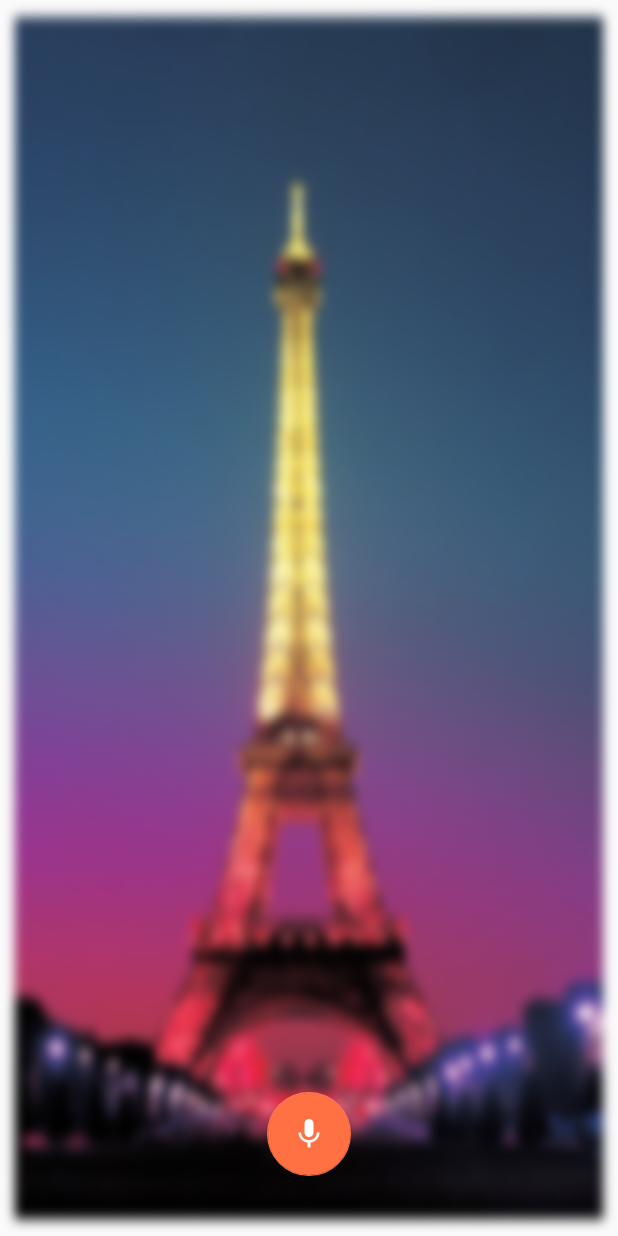
After one commit to savanipoojan78/Tourist, an Android app: the layout activity_splash_screen.xml on its own in the app's theme, with its tools: preview values and no code run, on a phone screen of 412 x 824 dp. The commit adds this screen. Run offline under Robolectric (Android 15) with nearby library versions, the phone set to English and light mode, and no system bars.

Commit message:
Some Change

```diff
--- a/Application/build.gradle
+++ b/Application/build.gradle
@@ -18,6 +18,7 @@ repositories {
 
 dependencies {
     implementation 'com.android.support:support-v4:27.1.1'
+    implementation 'com.android.support.constraint:constraint-layout:1.1.2'
     compile 'com.google.android.gms:play-services-location:11.8.0'
 
     compile 'com.google.maps.android:android-maps-utils:0.5'
@@ -45,11 +46,13 @@ android {
 
     buildToolsVersion "27.0.3"
 
+
     defaultConfig {
         minSdkVersion 18
         targetSdkVersion 27
         versionCode 1
         versionName "1.0"
+        vectorDrawables.useSupportLibrary true
     }
 
     compileOptions {
--- /dev/null
+++ b/Application/src/main/res/drawable/ic_mic_black_24dp.xml
@@ -0,0 +1,5 @@
+<vector android:height="24dp" android:tint="#060003"
+    android:viewportHeight="24.0" android:viewportWidth="24.0"
+    android:width="24dp" xmlns:android="http://schemas.android.com/apk/res/android">
+    <path android:fillColor="#FF000000" android:pathData="M12,14c1.66,0 2.99,-1.34 2.99,-3L15,5c0,-1.66 -1.34,-3 -3,-3S9,3.34 9,5v6c0,1.66 1.34,3 3,3zM17.3,11c0,3 -2.54,5.1 -5.3,5.1S6.7,14 6.7,11L5,11c0,3.41 2.72,6.23 6,6.72L11,21h2v-3.28c3.28,-0.48 6,-3.3 6,-6.72h-1.7z"/>
+</vector>
--- /dev/null
+++ b/Application/src/main/res/layout/activity_splash_screen.xml
@@ -0,0 +1,30 @@
+<?xml version="1.0" encoding="utf-8"?>
+<android.support.constraint.ConstraintLayout xmlns:android="http://schemas.android.com/apk/res/android"
+    xmlns:app="http://schemas.android.com/apk/res-auto"
+    xmlns:tools="http://schemas.android.com/tools"
+    android:layout_width="match_parent"
+    android:layout_height="match_parent"
+    tools:context=".splash_screen"
+    android:background="@drawable/background"
+    >
+
+    <android.support.design.widget.FloatingActionButton
+        android:id="@+id/fab"
+        android:layout_width="wrap_content"
+        android:layout_height="wrap_content"
+        android:layout_gravity="bottom|end"
+        android:layout_margin="@dimen/fab_margin"
+        android:layout_marginBottom="8dp"
+        android:layout_marginEnd="8dp"
+        android:layout_marginStart="8dp"
+        android:layout_marginTop="8dp"
+        app:layout_constraintBottom_toBottomOf="parent"
+        app:layout_constraintEnd_toEndOf="parent"
+        app:layout_constraintStart_toStartOf="parent"
+        app:layout_constraintTop_toTopOf="parent"
+        app:layout_constraintVertical_bias="0.962"
+        app:srcCompat="@drawable/ic_mic_black_24dp"
+        android:tint="@color/white"/>
+
+
+</android.support.constraint.ConstraintLayout>
```
Also changed, not shown: Application/src/main/AndroidManifest.xml (+22 -17 lines), Application/src/main/java/com/example/android/xyztouristattractions/provider/HotelAttractions.java (+2 -3 lines), Application/src/main/java/com/example/android/xyztouristattractions/splash_screen.java (added, +183 -0 lines), Application/src/main/java/com/example/android/xyztouristattractions/ui/DetailActivity.java (+19 -14 lines), Application/src/main/java/com/example/android/xyztouristattractions/ui/DetailFragment.java (+8 -0 lines), Application/src/main/java/com/example/android/xyztouristattractions/ui/Hotel.java (+19 -15 lines), Application/src/main/java/com/example/android/xyztouristattractions/ui/Resturent.java (+1 -6 lines), Application/src/main/res/drawable-hdpi/background.png (added), 566 other files.
